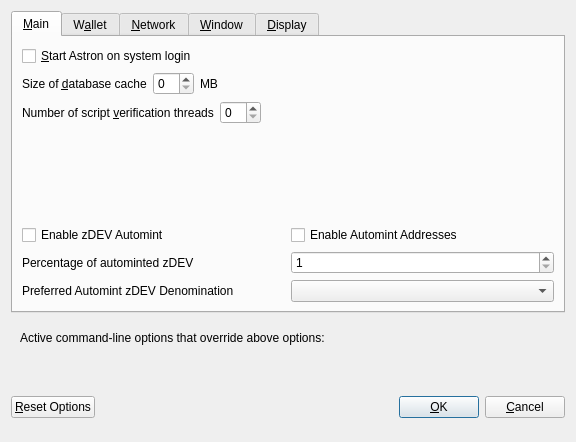
This is src/qt/forms/optionsdialog.ui in Astron-Developer/Astron-Core as Qt 5 draws it before an edit. The edited form follows.
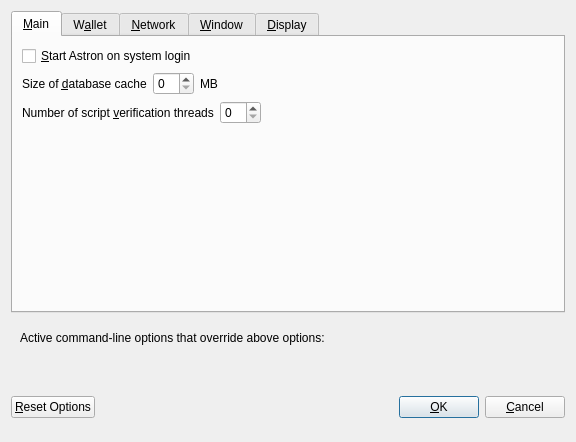
This is the edited form. Custom widgets are drawn as their Qt base class.

```diff
--- a/src/qt/forms/optionsdialog.ui
+++ b/src/qt/forms/optionsdialog.ui
@@ -130,111 +130,6 @@
          </property>
         </spacer>
        </item>
-       <item>
-        <widget class="QWidget" name="verticalZdevOptionsWidget" native="true">
-         <layout class="QVBoxLayout" name="verticalZdevOptionsLayout">
-          <property name="margin">
-           <number>0</number>
-          </property>
-          <item>
-           <layout class="QHBoxLayout" name="horizontalAutomintingLayout">
-            <item>
-             <widget class="QCheckBox" name="checkBoxZeromintEnable">
-              <property name="toolTip">
-               <string>Enable automatic minting of DEV units to zDEV</string>
-              </property>
-              <property name="layoutDirection">
-               <enum>Qt::LeftToRight</enum>
-              </property>
-              <property name="text">
-               <string>Enable zDEV Automint</string>
-              </property>
-             </widget>
-            </item>
-            <item>
-             <widget class="QCheckBox" name="checkBoxZeromintAddresses">
-              <property name="toolTip">
-               <string>Enable automatic zDEV minting from specific addresses</string>
-              </property>
-              <property name="layoutDirection">
-               <enum>Qt::LeftToRight</enum>
-              </property>
-              <property name="text">
-               <string>Enable Automint Addresses</string>
-              </property>
-             </widget>
-            </item>
-           </layout>
-          </item>
-          <item>
-           <layout class="QHBoxLayout" name="horizontalZmintPercentageLayout">
-            <item>
-             <widget class="QLabel" name="percentage_label">
-              <property name="toolTip">
-               <string>Percentage of incoming DEV which get automatically converted to zDEV via Zerocoin Protocol (min: 10%)</string>
-              </property>
-              <property name="text">
-               <string>Percentage of autominted zDEV</string>
-              </property>
-             </widget>
-            </item>
-            <item>
-             <widget class="QSpinBox" name="zeromintPercentage">
-              <property name="minimum">
-               <number>1</number>
-              </property>
-              <property name="maximum">
-               <number>100</number>
-              </property>
-             </widget>
-            </item>
-           </layout>
-          </item>
-          <item>
-           <layout class="QHBoxLayout" name="horizontalLayout" stretch="0,0">
-            <property name="sizeConstraint">
-             <enum>QLayout::SetFixedSize</enum>
-            </property>
-            <item>
-             <widget class="QLabel" name="labelPreferredDenom">
-              <property name="maximumSize">
-               <size>
-                <width>16777215</width>
-                <height>16777215</height>
-               </size>
-              </property>
-              <property name="toolTip">
-               <string>Wait with automatic conversion to Zerocoin until enough DEV for this denomination is available</string>
-              </property>
-              <property name="text">
-               <string>Preferred Automint zDEV Denomination</string>
-              </property>
-             </widget>
-            </item>
-            <item>
-             <widget class="QComboBox" name="preferredDenom">
-              <property name="maximumSize">
-               <size>
-                <width>16777215</width>
-                <height>27</height>
-               </size>
-              </property>
-              <property name="toolTip">
-               <string>Wait with automatic conversion to Zerocoin until enough DEV for this denomination is available</string>
-              </property>
-              <property name="maxVisibleItems">
-               <number>9</number>
-              </property>
-              <property name="maxCount">
-               <number>9</number>
-              </property>
-             </widget>
-            </item>
-           </layout>
-          </item>
-         </layout>
-        </widget>
-       </item>
       </layout>
      </widget>
      <widget class="QWidget" name="tabWallet">
```
